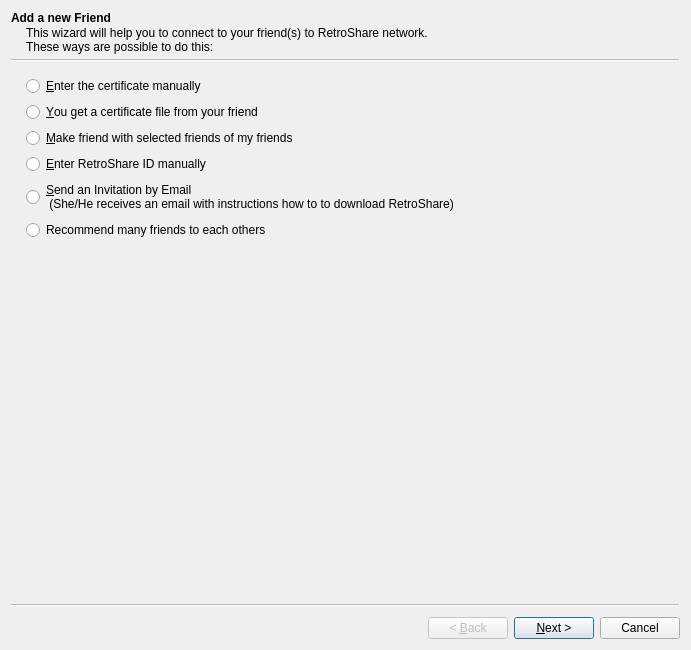
Old version of the form retroshare-gui/src/gui/connect/ConnectFriendWizard.ui in the repository RetroShare/RetroShare.
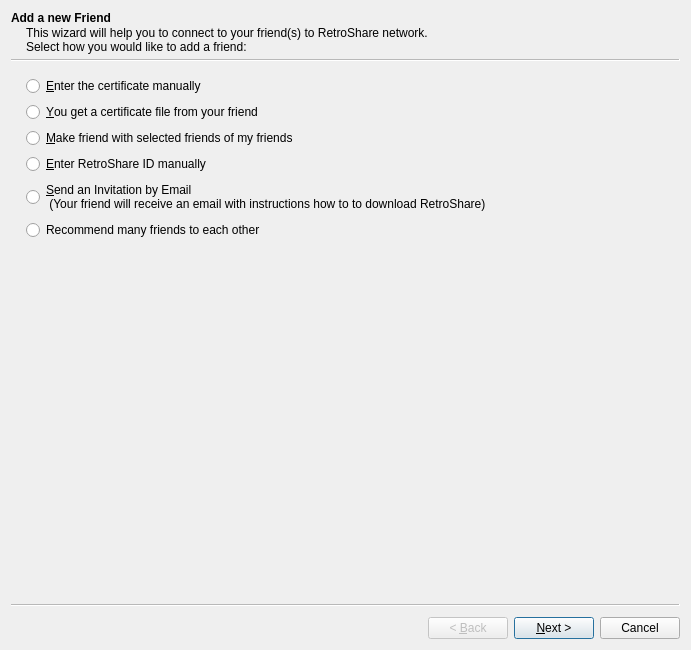
New version of the form. Icons and pictures are not drawn. Custom widgets are drawn as their Qt base class.

Commit message: Fixed grammar on add friend wizard by rewording slightly

```diff
--- a/retroshare-gui/src/gui/connect/ConnectFriendWizard.ui
+++ b/retroshare-gui/src/gui/connect/ConnectFriendWizard.ui
@@ -22,7 +22,7 @@
     <string>Add a new Friend</string>
    </property>
    <property name="subTitle">
-    <string>This wizard will help you to connect to your friend(s) to RetroShare network.&lt;br&gt;These ways are possible to do this:</string>
+    <string>This wizard will help you to connect to your friend(s) to RetroShare network.&lt;br&gt;Select how you would like to add a friend:</string>
    </property>
    <attribute name="pageId">
     <string notr="true">ConnectFriendWizard::Page_Intro</string>
@@ -60,14 +60,14 @@
      <widget class="QRadioButton" name="emailRadioButton">
       <property name="text">
        <string>&amp;Send an Invitation by Email 
- (She/He receives an email with instructions how to to download RetroShare)</string>
+ (Your friend will receive an email with instructions how to to download RetroShare)</string>
       </property>
      </widget>
     </item>
     <item>
      <widget class="QRadioButton" name="friendRecommendationsRadioButton">
       <property name="text">
-       <string>Recommend many friends to each others</string>
+       <string>Recommend many friends to each other</string>
       </property>
      </widget>
     </item>
```
Left out of the diff: 5 changed lines with no effect on the pictures.
